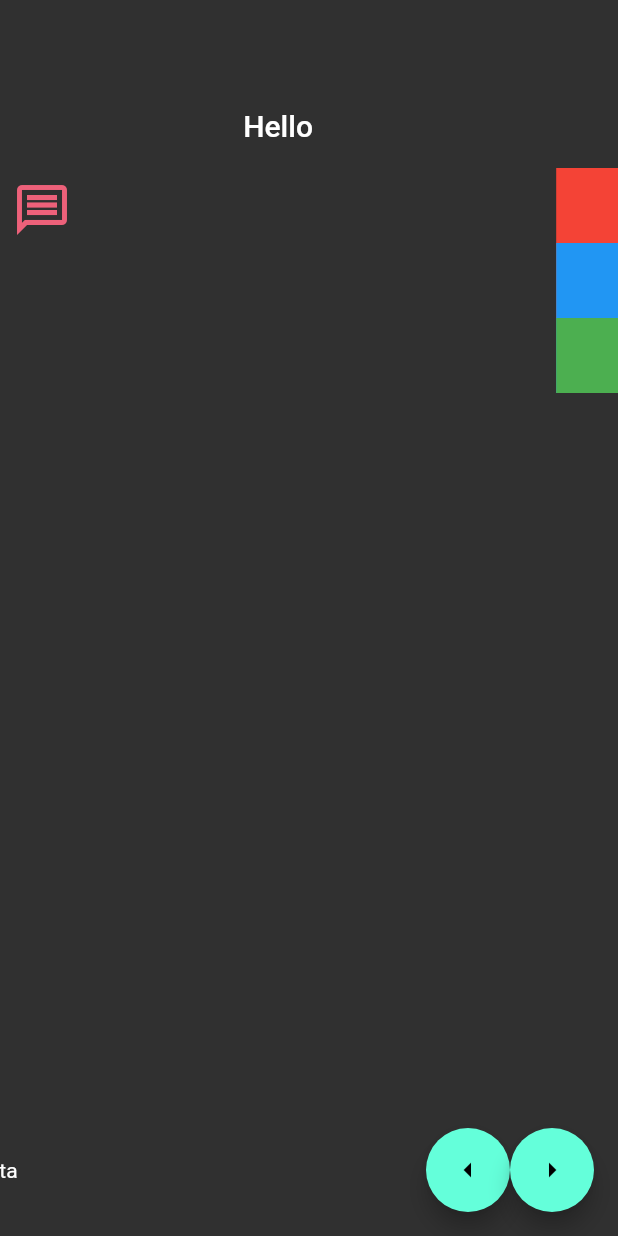
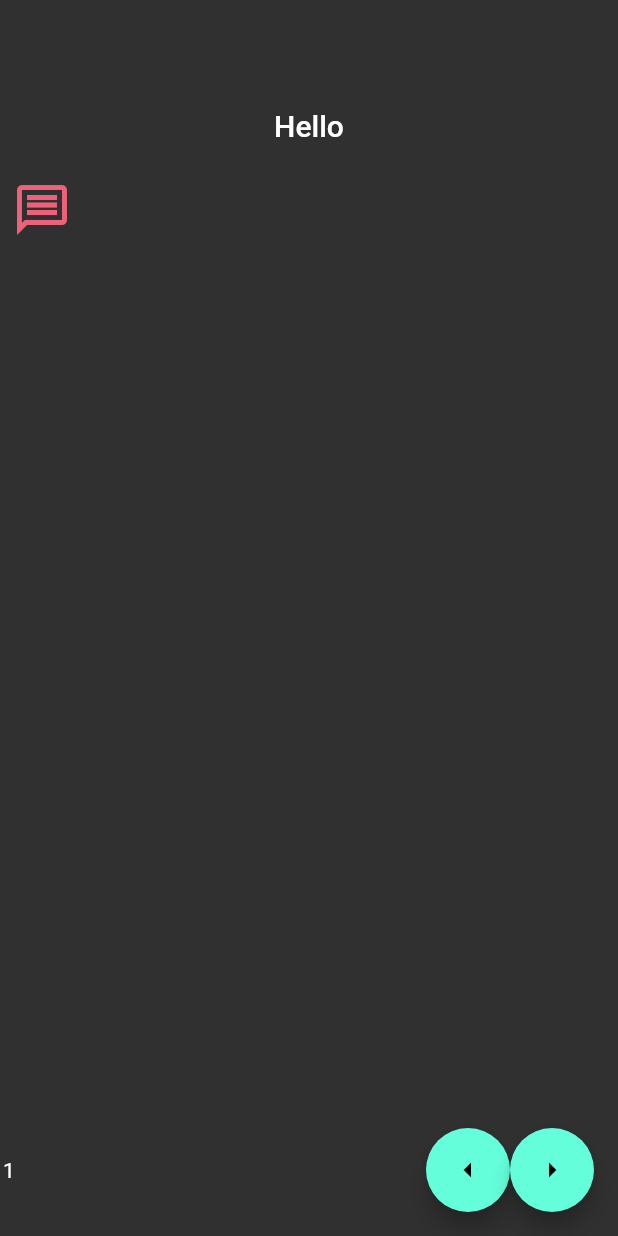
Before and after one commit to eyuphan-oguz/veli_bacik_flutter_learning, a Flutter app: the screen it shows after launch, after a tap on the "arrow right" icon, on a phone screen of 412 x 824 dp. Run offline on Flutter 3.47's test engine with Material 2 defaults, Android fonts, the phone set to English and light mode, and no system bars.

Commit message:
PageView Learn

```diff
--- a/lib/101/page_view_learn.dart
+++ b/lib/101/page_view_learn.dart
@@ -12,14 +12,24 @@ class PageViewLearn extends StatefulWidget {
 }
 
 class _PageViewLearnState extends State<PageViewLearn> {
-  final _pageController=PageController(viewportFraction: 0.9);
+  final _pageController=PageController();
+  int _currentPageIndex=0;
+
+  void _updatePageIndex(int index){
+    setState(() {
+      _currentPageIndex=index;
+    });
+}
 
   @override
   Widget build(BuildContext context) {
     return Scaffold(
       floatingActionButton: Row(
         children: [
-          Text("data"),
+          Padding(
+            padding: const EdgeInsets.only(left: 18.0),
+            child: Text(_currentPageIndex.toString()),
+          ),
           Spacer(),
           FloatingActionButton(
             onPressed: (){
@@ -38,8 +48,9 @@ class _PageViewLearnState extends State<PageViewLearn> {
       ),
       appBar: AppBar(),
       body: PageView(
-        padEnds: false,
+        padEnds: true,
         controller: _pageController,
+        onPageChanged: _updatePageIndex,
         children: [
           Container(color: Colors.red,),
           IconLearn(),
```
